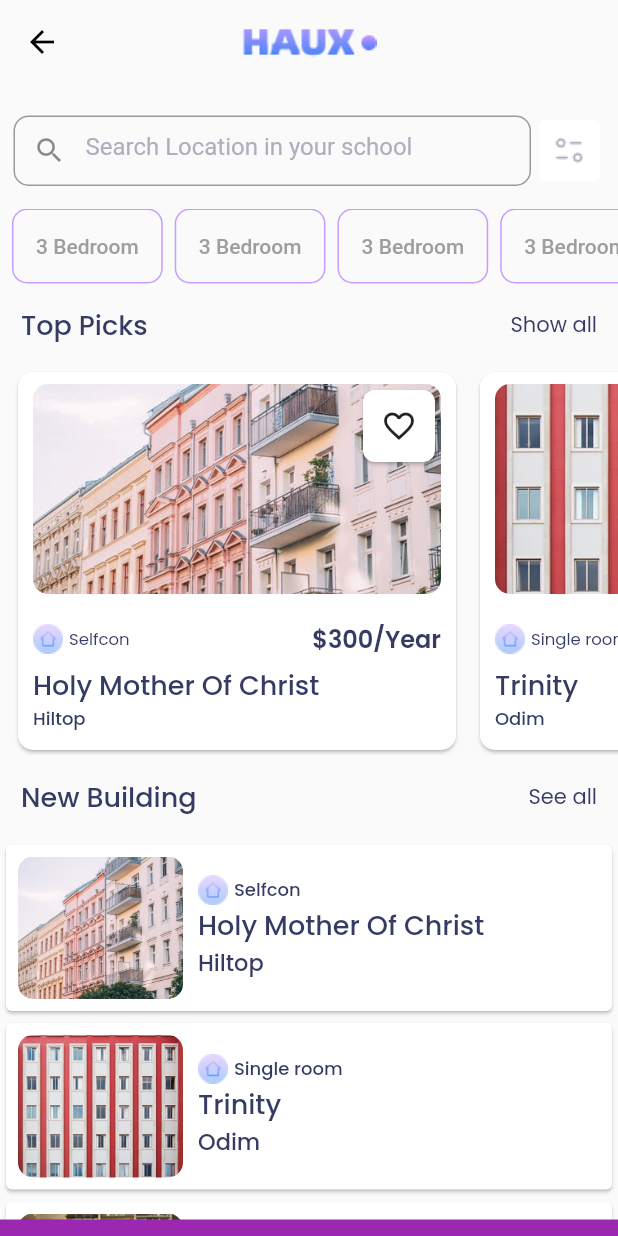
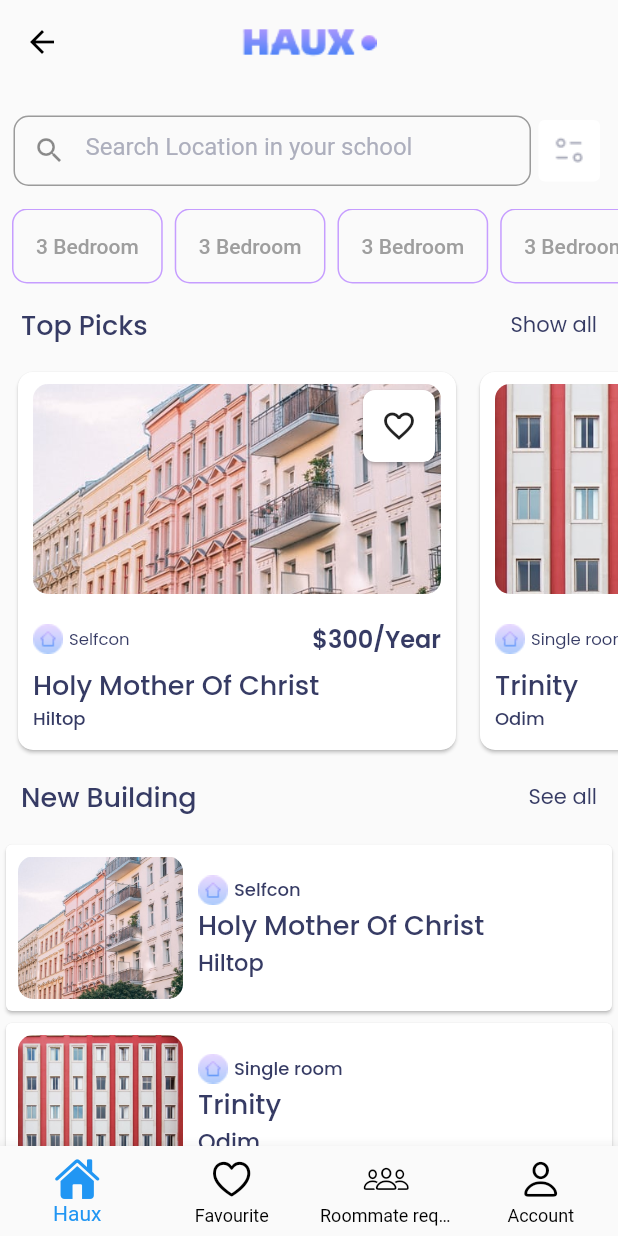
Before and after one commit to jhaym3s/haux, a Flutter app: the CustomNavigationBar screen opened by its route, on a phone screen of 412 x 824 dp. Run offline on Flutter 3.47's test engine with Material 2 defaults, Android fonts, the light colour scheme and no system bars; drawn by our look-alikes of persistent_bottom_nav_bar; our stand-ins replace gap, google_fonts.

Commit message:
buttom navigation bar added

```diff
--- a/lib/main.dart
+++ b/lib/main.dart
@@ -3,8 +3,10 @@ import 'package:haux/provider_state/agent_info_provider.dart';
 import 'package:haux/provider_state/haux_info.dart';
 import 'package:haux/provider_state/info_provider.dart';
 import 'package:haux/screens/agent_details.dart';
+import 'package:haux/screens/auth_screen.dart';
 import 'package:haux/screens/detail_page.dart';
 import 'package:haux/screens/filter_screen.dart';
+import 'package:haux/screens/forgot_password.dart';
 import 'package:haux/screens/screens.dart';
 import 'package:haux/widgets/custom_navigation_bar.dart';
 import 'package:provider/provider.dart';
@@ -38,6 +40,8 @@ class MyApp extends StatelessWidget {
                  FilterScreen.routeName:(context) => const FilterScreen(),
                  DetailsPage.routeName:(context) => const DetailsPage(),
                   AgentDetails.routeName:(context) => const AgentDetails(),
+                   AuthenticationScreen.routeName:(context) => const AuthenticationScreen(),
+                   ForgotPasswordPage.routeName:(context) => const ForgotPasswordPage(),
         },
       ),
     );
--- a/lib/screens/home_page.dart
+++ b/lib/screens/home_page.dart
@@ -15,13 +15,8 @@ class _HomeScreenState extends State<HomeScreen> {
   @override
   Widget build(BuildContext context) {
     //final deviceSize = MediaQuery.of(context).size;
-    return Scaffold(appBar: AppBar(
-      backgroundColor: Colors.transparent,
-      title: Image.asset("assets/image/name.png"),
-      centerTitle: true,
-      elevation: 0,
-      ),
-      body:    SingleChildScrollView(
+    return
+        SingleChildScrollView(
         child: Column(
         children: const [
         SearchBar(),
@@ -29,7 +24,7 @@ class _HomeScreenState extends State<HomeScreen> {
         HorizontalList(),
         VerticalList()
         ],
-        ),
+
       ),
       );
   }
--- a/lib/screens/screens.dart
+++ b/lib/screens/screens.dart
@@ -2,3 +2,5 @@ export 'home_page.dart';
 export 'splash_screen.dart';
 export 'favourite_screen.dart';
 export 'profile_screen.dart';
+export 'auth_screen.dart';
+export 'forgot_password.dart';
--- a/lib/screens/splash_screen.dart
+++ b/lib/screens/splash_screen.dart
@@ -1,5 +1,5 @@
 import 'package:flutter/material.dart';
-import 'package:haux/screens/home_page.dart';
+import 'package:haux/screens/screens.dart';
 
 class SplashScreen extends StatefulWidget {
 
@@ -12,7 +12,7 @@ class _SplashScreenState extends State<SplashScreen> {
    @override
   void initState() {
     Future.delayed(const Duration(seconds: 2)).then(
-        (value) => Navigator.pushReplacementNamed(context, HomeScreen.routeName));
+        (value) => Navigator.pushReplacementNamed(context, AuthenticationScreen.routeName));
     super.initState();
   }
   @override
--- a/lib/widgets/custom_navigation_bar.dart
+++ b/lib/widgets/custom_navigation_bar.dart
@@ -1,103 +1,101 @@
 import 'package:flutter/cupertino.dart';
 import 'package:flutter/material.dart';
-import 'package:haux/screens/screens.dart';
-import 'package:persistent_bottom_nav_bar/persistent-tab-view.dart';
-
-
+import 'package:haux/screens/favourite_screen.dart';
+import 'package:haux/screens/home_page.dart';
+import 'package:haux/screens/profile_screen.dart';
+import 'package:haux/screens/roommate_request.dart';
 class CustomNavigationBar extends StatefulWidget {
-  static const routeName = "cusstomNavigationBar";
+  static const routeName = "customNavigationBar";
   const CustomNavigationBar({ Key? key }) : super(key: key);
   @override
   _CustomNavigationBarState createState() => _CustomNavigationBarState();
 }
 
 class _CustomNavigationBarState extends State<CustomNavigationBar> {
-  late PersistentTabController _pageController;
-  List<Widget> _children() {
-    return [
-      const HomeScreen(),
-      const FavouriteScreen(),
-      const ProfileScreen(),
-    ];
-  }
+  late List<Map<Object, Object>> pages;
 
-  List<PersistentBottomNavBarItem> _navBarsItems() {
-    return [
-      PersistentBottomNavBarItem(
-        icon: const Icon(CupertinoIcons.home),
-        title: ("Home"),
-        activeColorPrimary: Colors.purple,
-        inactiveColorPrimary: Colors.purple,
-      ),
-      PersistentBottomNavBarItem(
-        icon: const Icon(CupertinoIcons.doc_chart),
-        title: ("Result"),
-        activeColorPrimary:Colors.purple,
-        inactiveColorPrimary: Colors.purple,
-      ),
-      PersistentBottomNavBarItem(
-        icon: const Icon(CupertinoIcons.book),
-        title: ("Learning"),
-        activeColorPrimary: Colors.purple,
-        inactiveColorPrimary:Colors.purple,
-      ),
-
-    ];
-  }
-
-  //List<Map<Object, Object>> pages;
-  //int selectedPageIndex = 0;
+  int selectedPageIndex = 0;
   void selectPage(int index) {
     setState(() {
-     // selectedPageIndex = index;
+      selectedPageIndex = index;
     });
   }
-
   @override
   void initState() {
-    _pageController = PersistentTabController(initialIndex: 0);
+    pages = [
+      {"pages": const HomeScreen(),
+        //how to add actions to a tap bar
+      },
+      {"pages": const FavouriteScreen(),
+      } ,
+      {"pages": const RoommatesRequest(),
+      },
+      {"pages": const ProfileScreen(),
+      },
+      /*
+      {"pages": Screen.Notification(),
+        "title": "Update",
+        "action": IconButton(icon: Icon(Icons.receipt_rounded), onPressed: (){}),
+      },
+       */
+    ];
     super.initState();
   }
-
   @override
   Widget build(BuildContext context) {
+    return Scaffold(
+      bottomNavigationBar: BottomNavigationBar(
+        items:   const [
+          BottomNavigationBarItem(
+              icon: Icon(
+                CupertinoIcons.house,
+                size: 30,
+              ),
+              activeIcon: Icon(CupertinoIcons.house_fill,size: 30),
+              label: "Haux",
+              ),
+          BottomNavigationBarItem(
+              icon: Icon(
+                CupertinoIcons.heart,
+                size: 30,
+              ),
+              activeIcon: Icon(CupertinoIcons.heart_fill, size: 30,),
+              label: "Favourite",
+              ),
+           BottomNavigationBarItem(
+              icon: Icon(
+                CupertinoIcons.group,
+                size: 30,
+              ),
+              activeIcon: Icon(CupertinoIcons.group_solid, size: 30,),
+              label: "Roommate request",
+              ),
+          BottomNavigationBarItem(
+              icon: Icon(
+                CupertinoIcons.person,
+                size: 30,
+              ),
+              activeIcon: Icon(CupertinoIcons.person_fill, size: 30,),
+              label: "Account",
+              ),
 
-    return SafeArea(
-      child: PersistentTabView(
-        context,
-        controller: _pageController,
-        screens: _children(),
-        items: _navBarsItems(),
-        confineInSafeArea: true,
-        backgroundColor: Colors.purple, // Default is Colors.white.
-        handleAndroidBackButtonPress: true, // Default is true.
-        resizeToAvoidBottomInset:
-            true, // This needs to be true if you want to move up the screen when keyboard appears. Default is true.
-        stateManagement: true,
-        hideNavigationBarWhenKeyboardShows:
-            true, // Recommended to set 'resizeToAvoidBottomInset' as true while using this argument. Default is true.
-        decoration: const NavBarDecoration(
-          // borderRadius: BorderRadius.circular(10.0),
-          colorBehindNavBar: Colors.white,
-        ),
-        popAllScreensOnTapOfSelectedTab: true,
+        ],
+        onTap: selectPage,
+        selectedItemColor: Colors.blue,
+        unselectedItemColor: Colors.black,
+        currentIndex: selectedPageIndex,
+        type: BottomNavigationBarType.fixed,
+      ),
+      //drawer: pages[selectedPageIndex]["actions"],
+      drawer: pages[selectedPageIndex]["drawer"] as Widget?,
 
-        popActionScreens: PopActionScreensType.once,
-        itemAnimationProperties: const ItemAnimationProperties(
-          // Navigation Bar's items animation properties.
-          duration: Duration(milliseconds: 200),
-          curve: Curves.ease,
-        ),
-        screenTransitionAnimation: const ScreenTransitionAnimation(
-          // Screen transition animation on change of selected tab.
-          animateTabTransition: true,
-          curve: Curves.ease,
-          duration: Duration(milliseconds: 200),
-        ),
-        navBarHeight: 11,
-        navBarStyle:
-            NavBarStyle.style6, // Choose the nav bar style with this property.
+     appBar: AppBar(
+      backgroundColor: Colors.transparent,
+      title: Image.asset("assets/image/name.png"),
+      centerTitle: true,
+      elevation: 0,
       ),
+      body: pages[selectedPageIndex]["pages"] as Widget?,
     );
   }
 }
```
Also changed, not shown: lib/screens/auth_screen.dart (added, +210 -0 lines), lib/screens/forgot_password.dart (added, +64 -0 lines), lib/screens/roommate_request.dart (added, +17 -0 lines).
